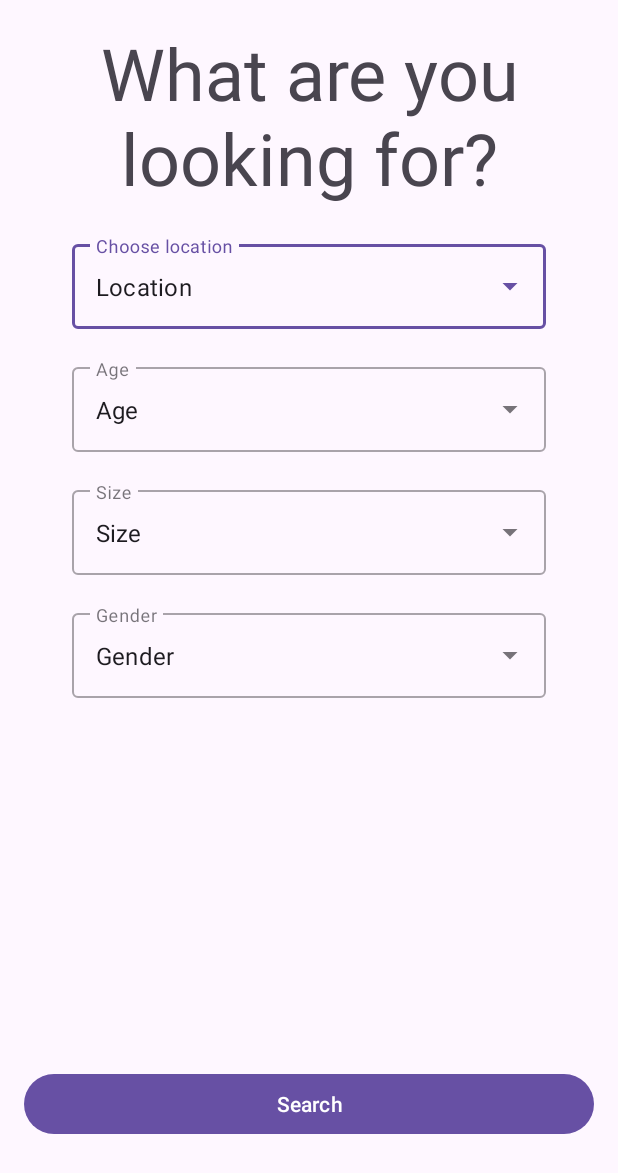
After one commit to Stavzim11/HappyTails, an Android app: the layout filter_popup_fragment.xml on its own in the app's theme, with its tools: preview values and no code run, on a phone screen of 412 x 824 dp. The commit adds this screen. Shown: the top 1173 px of the screen. Run offline under Robolectric (Android 15) with nearby library versions, the phone set to English and light mode, and no system bars.

Commit message:
Stav initial commit, warning: strings.xml Lf -> CRLF

```diff
--- /dev/null
+++ b/app/src/main/res/layout/filter_popup_fragment.xml
@@ -0,0 +1,125 @@
+<?xml version="1.0" encoding="utf-8"?>
+<androidx.constraintlayout.widget.ConstraintLayout xmlns:android="http://schemas.android.com/apk/res/android"
+    android:layout_width="match_parent"
+    android:layout_height="match_parent"
+    xmlns:app="http://schemas.android.com/apk/res-auto"
+    android:padding="16dp"
+    xmlns:tools="http://schemas.android.com/tools"
+    tools:context=".ui.filter_popup.FilterPopupFragment">
+
+
+    <TextView
+        android:layout_width="match_parent"
+        android:layout_height="wrap_content"
+        android:text="@string/what_are_you_looking_for"
+        android:textSize="48sp"
+        android:textAlignment="center"
+        app:layout_constraintBottom_toTopOf="@id/choose_location"
+        android:id="@+id/filter_popup_title"
+        />
+
+
+
+
+    <com.google.android.material.textfield.TextInputLayout
+        style="@style/Widget.MaterialComponents.TextInputLayout.OutlinedBox.ExposedDropdownMenu"
+        android:id="@+id/choose_location"
+        android:layout_width="match_parent"
+        android:layout_height="wrap_content"
+        android:layout_marginStart="32dp"
+        android:layout_marginTop="20dp"
+        android:layout_marginEnd="32dp"
+        android:hint="@string/choose_location"
+        app:layout_constraintEnd_toEndOf="parent"
+        app:layout_constraintStart_toStartOf="parent"
+        app:layout_constraintTop_toBottomOf="@+id/filter_popup_title">
+
+        <AutoCompleteTextView
+            android:id="@+id/autoCompleteLocations"
+            android:layout_width="match_parent"
+            android:layout_height="match_parent"
+            android:layout_weight="1"
+            android:inputType="none"
+            tools:text="Location" />
+    </com.google.android.material.textfield.TextInputLayout>
+
+    <com.google.android.material.textfield.TextInputLayout
+        style="@style/Widget.MaterialComponents.TextInputLayout.OutlinedBox.ExposedDropdownMenu"
+        android:id="@+id/choose_age"
+        android:layout_width="match_parent"
+        android:layout_height="wrap_content"
+        android:layout_marginStart="32dp"
+        android:layout_marginTop="20dp"
+        android:layout_marginEnd="32dp"
+        android:hint="@string/choose_age"
+        app:layout_constraintEnd_toEndOf="parent"
+        app:layout_constraintStart_toStartOf="parent"
+        app:layout_constraintTop_toBottomOf="@+id/choose_location">
+
+        <AutoCompleteTextView
+            android:id="@+id/autoCompleteAges"
+            android:layout_width="match_parent"
+            android:layout_height="match_parent"
+            android:layout_weight="1"
+            android:inputType="none"
+            tools:text="Age" />
+    </com.google.android.material.textfield.TextInputLayout>
+
+    <com.google.android.material.textfield.TextInputLayout
+        style="@style/Widget.MaterialComponents.TextInputLayout.OutlinedBox.ExposedDropdownMenu"
+        android:id="@+id/choose_size"
+        android:layout_width="match_parent"
+        android:layout_height="wrap_content"
+        android:layout_marginStart="32dp"
+        android:layout_marginTop="20dp"
+        android:layout_marginEnd="32dp"
+        android:hint="@string/choose_size"
+        app:layout_constraintEnd_toEndOf="parent"
+        app:layout_constraintStart_toStartOf="parent"
+        app:layout_constraintTop_toBottomOf="@+id/choose_age">
+
+        <AutoCompleteTextView
+            android:id="@+id/autoCompleteSizes"
+            android:layout_width="match_parent"
+            android:layout_height="match_parent"
+            android:layout_weight="1"
+            android:inputType="none"
+            tools:text="Size" />
+    </com.google.android.material.textfield.TextInputLayout>
+
+
+    <com.google.android.material.textfield.TextInputLayout
+        style="@style/Widget.MaterialComponents.TextInputLayout.OutlinedBox.ExposedDropdownMenu"
+        android:id="@+id/choose_gender"
+        android:layout_width="match_parent"
+        android:layout_height="wrap_content"
+        android:layout_marginStart="32dp"
+        android:layout_marginTop="20dp"
+        android:layout_marginEnd="32dp"
+        android:hint="@string/choose_gender"
+        app:layout_constraintEnd_toEndOf="parent"
+        app:layout_constraintStart_toStartOf="parent"
+        app:layout_constraintTop_toBottomOf="@+id/choose_size">
+
+        <AutoCompleteTextView
+            android:id="@+id/autoCompleteGenders"
+            android:layout_width="match_parent"
+            android:layout_height="match_parent"
+            android:layout_weight="1"
+            android:inputType="none"
+            tools:text="Gender" />
+    </com.google.android.material.textfield.TextInputLayout>
+
+
+
+
+
+    <Button
+        android:layout_width="match_parent"
+        android:layout_height="wrap_content"
+        app:layout_constraintBottom_toBottomOf="parent"
+        android:layout_marginBottom="48dp"
+        android:text="@string/filterFinish"
+        android:id="@+id/finish_btn"/>
+
+</androidx.constraintlayout.widget.ConstraintLayout>
```
Also changed, not shown: app/src/main/java/com/example/happytails/FilterPopupFragment.kt (added, +89 -0 lines), app/src/main/res/values/strings.xml (+33 -1 lines).
